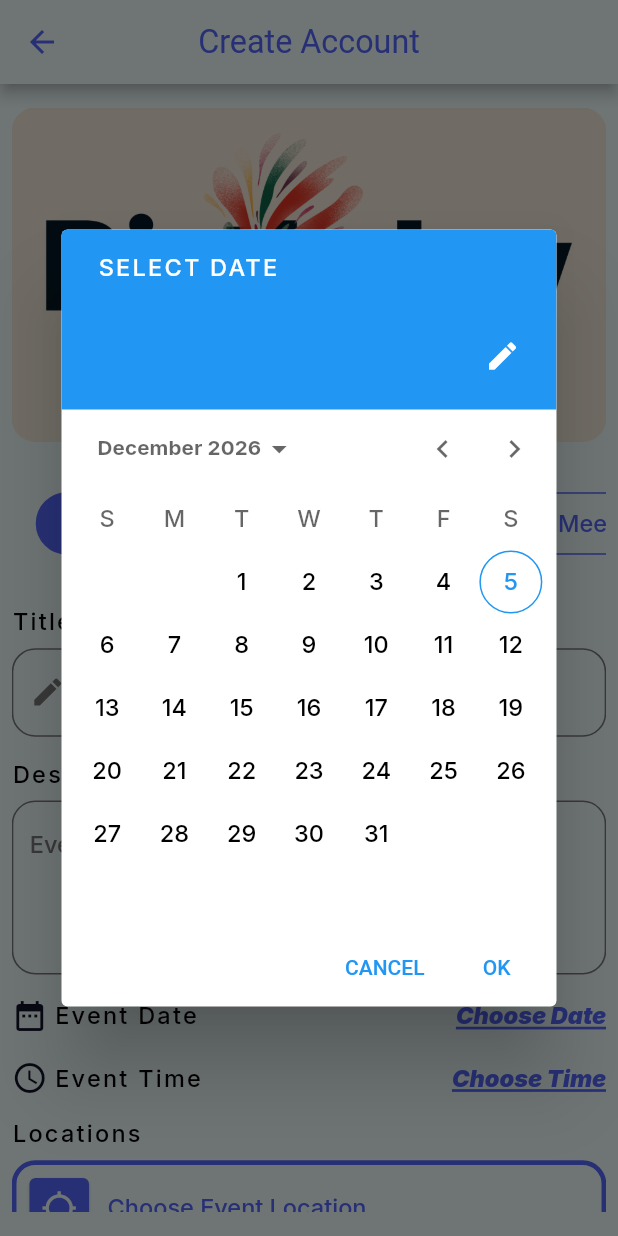
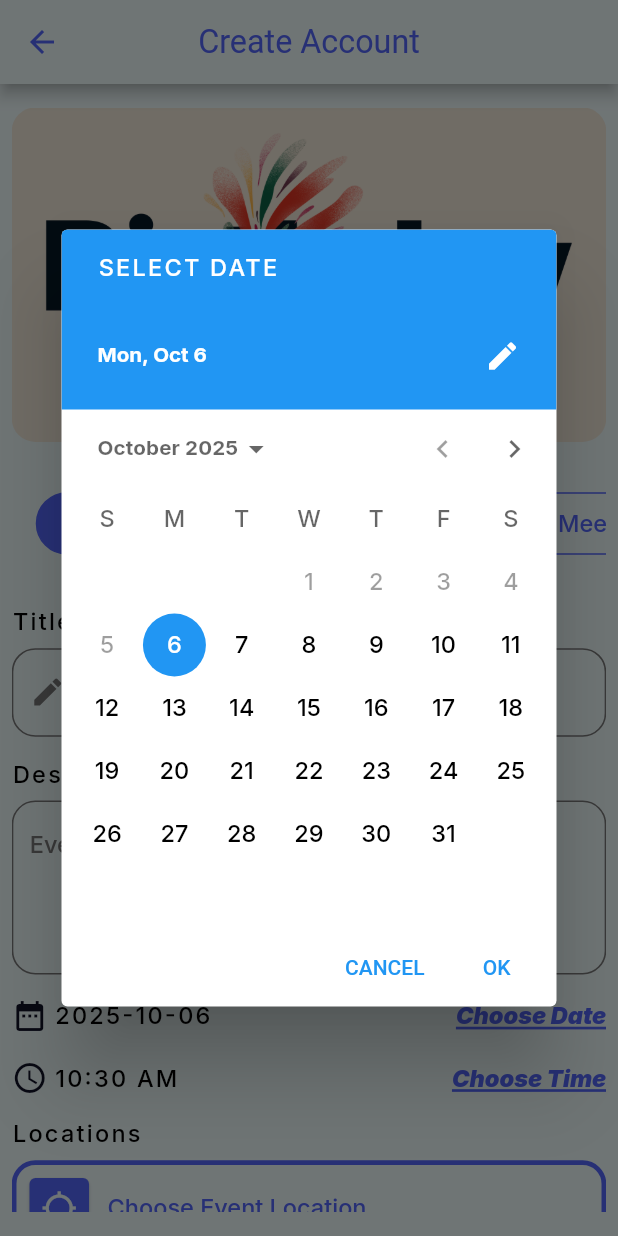
Before and after one commit to G17e5/Evently-App, a Flutter app: the CreateEvent screen opened by its route, after a tap on "Choose Date", on a phone screen of 412 x 824 dp. Run offline on Flutter 3.47's test engine with Material 3 defaults, Android fonts, the phone set to English and light mode, and no system bars; our stand-ins replace firebase_auth, firebase_core, flutter_screenutil, fluttertoast, google_fonts, shared_preferences; accounts and stored records are empty.

```diff
--- a/lib/feature/create_event/create_event.dart
+++ b/lib/feature/create_event/create_event.dart
@@ -20,6 +20,8 @@ class CreateEvent extends StatefulWidget {
 class _CreateEventState extends State<CreateEvent> {
   late final TextEditingController _tileController;
   late final TextEditingController _decriptionController;
+  DateTime selectedDate = DateTime.now();
+  TimeOfDay selectedTime = TimeOfDay.now();
 
   @override
   void initState() {
@@ -43,10 +45,9 @@ class _CreateEventState extends State<CreateEvent> {
     return Scaffold(
       appBar: AppBar(title: Text(appLocalizations.create_account)),
       body: Padding(
-        padding:  REdgeInsets.symmetric(horizontal: 8.0 , vertical: 16),
+        padding: REdgeInsets.symmetric(horizontal: 8.0, vertical: 16),
         child: SingleChildScrollView(
           child: Column(
-
             crossAxisAlignment: CrossAxisAlignment.stretch,
             children: [
               ClipRRect(
@@ -62,19 +63,25 @@ class _CreateEventState extends State<CreateEvent> {
                 unselectedTaFgColors: ColorsManager.blue,
               ),
               SizedBox(height: 16.h),
-              Text(appLocalizations.title, style: Theme.of(context).textTheme.labelSmall),
+              Text(
+                appLocalizations.title,
+                style: Theme.of(context).textTheme.labelSmall,
+              ),
               SizedBox(height: 8.h),
               CustomTextField(
-                hint:appLocalizations.event_title,
+                hint: appLocalizations.event_title,
                 validator: (input) {},
                 controller: _tileController,
                 prefixIcon: Icons.edit,
               ),
               SizedBox(height: 16.h),
-              Text(appLocalizations.description, style: Theme.of(context).textTheme.labelSmall),
+              Text(
+                appLocalizations.description,
+                style: Theme.of(context).textTheme.labelSmall,
+              ),
               SizedBox(height: 8.h),
               CustomTextField(
-                hint:appLocalizations.event_description,
+                hint: appLocalizations.event_description,
                 validator: (input) {},
                 controller: _decriptionController,
                 lines: 4,
@@ -83,61 +90,107 @@ class _CreateEventState extends State<CreateEvent> {
               Row(
                 children: [
                   Icon(Icons.date_range),
-                  SizedBox(width: 4.w,),
-                  Text(appLocalizations.event_date ,style: Theme.of(context).textTheme.labelSmall,),
+                  SizedBox(width: 4.w),
+                  Text(
+                    selectedDate.toString().substring(0, 10),
+                    style: Theme.of(context).textTheme.labelSmall,
+                  ),
                   Spacer(),
-                  CustomTextButton(text: appLocalizations.choose_date, onTap: (){
-                    showDatePicker(context: context, firstDate: DateTime.now(), lastDate: DateTime(2060));
-                  }),
+                  CustomTextButton(
+                    text: appLocalizations.choose_date,
+                    onTap: _selectEventDate,
+                  ),
                 ],
               ),
-              SizedBox(height: 18.h,),
+              SizedBox(height: 18.h),
               Row(
                 children: [
                   Icon(Icons.access_time),
-                  SizedBox(width: 4.w,),
-                  Text(appLocalizations.event_time ,style: Theme.of(context).textTheme.labelSmall,),
+                  SizedBox(width: 4.w),
+                  Text(
+                    selectedTime.format(context),
+                    style: Theme.of(context).textTheme.labelSmall,
+                  ),
                   Spacer(),
-                  CustomTextButton(text:appLocalizations.choose_time, onTap: (){
-                    showTimePicker(context: context,initialTime: TimeOfDay.now());
-                  }),
+                  CustomTextButton(
+                    text: appLocalizations.choose_time,
+                    onTap: _selectEventTime,
+                  ),
                 ],
               ),
-              SizedBox(height: 16.h,),
-              Text(appLocalizations.locations,style: Theme.of(context).textTheme.labelSmall,),
-              SizedBox(height: 8.h,),
+              SizedBox(height: 16.h),
+              Text(
+                appLocalizations.locations,
+                style: Theme.of(context).textTheme.labelSmall,
+              ),
+              SizedBox(height: 8.h),
 
               OutlinedButton(
                 style: OutlinedButton.styleFrom(
-                      side: BorderSide(color: ColorsManager.blue , width: 3.w)
-                    ,padding: REdgeInsets.all(8),
+                  side: BorderSide(color: ColorsManager.blue, width: 3.w),
+                  padding: REdgeInsets.all(8),
                   shape: RoundedRectangleBorder(
                     borderRadius: BorderRadius.circular(16.r),
-                    )
                   ),
-                  onPressed: (){}, child: Row(
+                ),
+                onPressed: () {},
+                child: Row(
                   children: [
                     Card(
                       color: ColorsManager.blue,
                       child: Padding(
                         padding: REdgeInsets.all(8),
-                            child:Icon(Icons.location_searching ,color: ColorsManager.whiteBlue,)
-                    )),
-                  SizedBox(width: 8.w,),
-                  Text(appLocalizations.choose_event_location ,style: GoogleFonts.inter(fontSize: 16.sp ,fontWeight: FontWeight.w500,color: ColorsManager.blue),)
+                        child: Icon(
+                          Icons.location_searching,
+                          color: ColorsManager.whiteBlue,
+                        ),
+                      ),
+                    ),
+                    SizedBox(width: 8.w),
+                    Text(
+                      appLocalizations.choose_event_location,
+                      style: GoogleFonts.inter(
+                        fontSize: 16.sp,
+                        fontWeight: FontWeight.w500,
+                        color: ColorsManager.blue,
+                      ),
+                    ),
                   ],
-              )),
-              SizedBox(height: 16.h,),
-              CustomButton(title: appLocalizations.add_event, onPress: (){}),
-              SizedBox(height: 16.h,),
-
-
-
-
+                ),
+              ),
+              SizedBox(height: 16.h),
+              CustomButton(title: appLocalizations.add_event, onPress: () {}),
+              SizedBox(height: 16.h),
             ],
           ),
         ),
       ),
     );
   }
+
+  void _selectEventDate() async {
+    selectedDate =
+        await showDatePicker(
+          context: context,
+          initialDate: DateTime.now(),
+          firstDate: DateTime.now(),
+          lastDate: DateTime.now().add(const Duration(days: 365)),
+        ) ??
+        selectedDate;
+    selectedDate =selectedDate.copyWith(hour: selectedTime.hour ,minute: selectedDate.minute);
+    setState(() {
+
+    });
   }
+
+  void _selectEventTime() async {
+    selectedTime =
+        await showTimePicker(context: context, initialTime: TimeOfDay.now()) ??
+        selectedTime;
+    selectedDate = selectedDate.copyWith(
+      hour: selectedTime.hour,
+      minute: selectedTime.minute,
+    );
+    setState(() {});
+  }
+}
--- a/lib/main.dart
+++ b/lib/main.dart
@@ -4,6 +4,8 @@ import 'package:event_app/core/route_manager/route_manager.dart';
 import 'package:event_app/l10n/app_localizations.dart';
 import 'package:event_app/providers/langu_provider.dart';
 import 'package:event_app/providers/theme_provider.dart';
+import 'package:firebase_auth/firebase_auth.dart';
+import 'package:firebase_core/firebase_core.dart';
 import 'package:flutter/material.dart';
 import 'package:flutter_screenutil/flutter_screenutil.dart';
 import 'package:flutter_localizations/flutter_localizations.dart';
@@ -12,6 +14,7 @@ import 'package:provider/provider.dart';
 void main() async{
   WidgetsFlutterBinding.ensureInitialized();
  await PrefsManager.init();
+await Firebase.initializeApp();
 
 
   runApp(MultiProvider(
@@ -36,7 +39,7 @@ class EventApp extends StatelessWidget {
         splitScreenMode: true,
         builder: (context,child) =>MaterialApp(
           debugShowCheckedModeBanner: false,
-          initialRoute :RouteManager.mainLayout ,
+          initialRoute:FirebaseAuth.instance.currentUser  == null ? RouteManager.login : RouteManager.mainLayout ,
           onGenerateRoute :RouteManager.router ,
           theme:ThemeManager.light ,
           darkTheme:ThemeManager.dark ,
--- a/pubspec.yaml
+++ b/pubspec.yaml
@@ -18,6 +18,9 @@ dependencies:
     sdk: flutter
   provider: ^6.1.5+1
   shared_preferences: ^2.5.3
+  firebase_auth: ^6.1.0
+  firebase_core: ^4.1.1
+  fluttertoast: ^9.0.0
 
 dev_dependencies:
   flutter_test:
```
Also changed, not shown: lib/UI_Utiles/Ui_Utiles.dart (added, +37 -0 lines), lib/core/extenisions/date_time.dart (added, +7 -0 lines), lib/feature/auth/login/login.dart (+31 -9 lines), lib/feature/auth/register/register.dart (+57 -17 lines), lib/feature/main_layout/tabs/home/home_tap.dart (+14 -4 lines), lib/feature/main_layout/tabs/profile/profile_tap.dart (+14 -2 lines), lib/firebase_services/firebase_services.dart (added, +15 -0 lines), pubspec.lock, 3 other files. Lines whose indentation alone changed are shown as unchanged.
